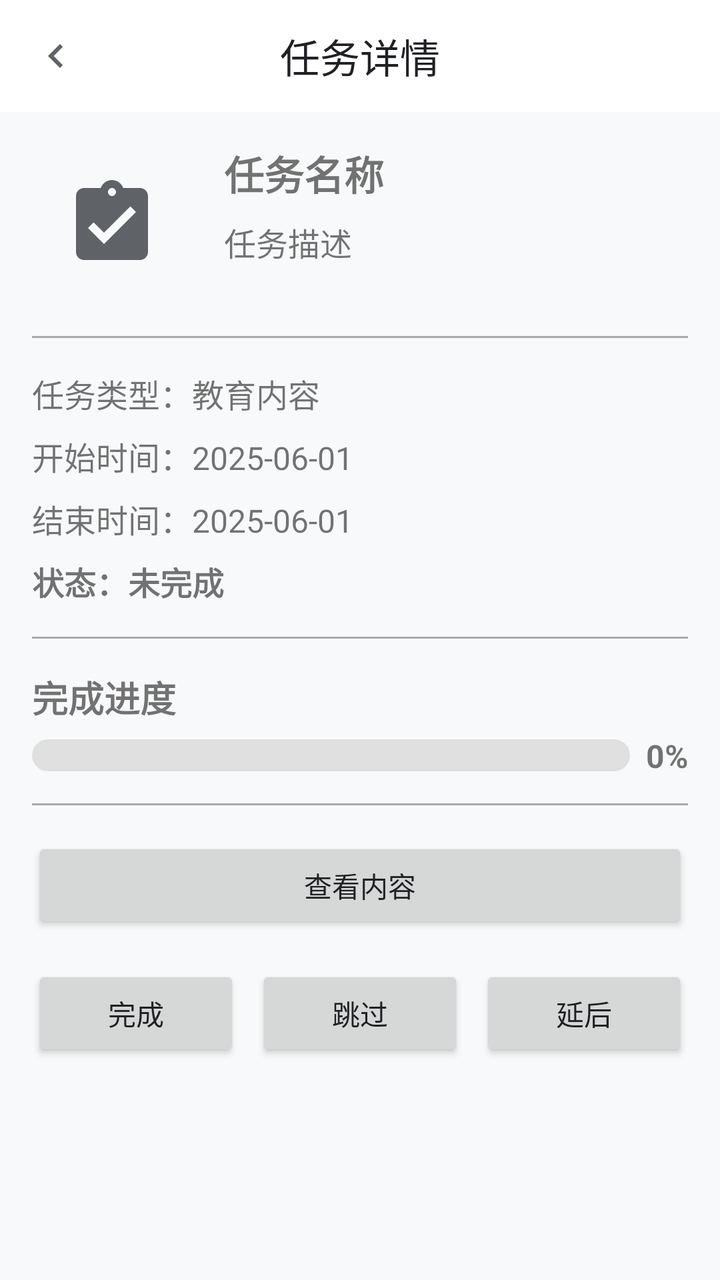
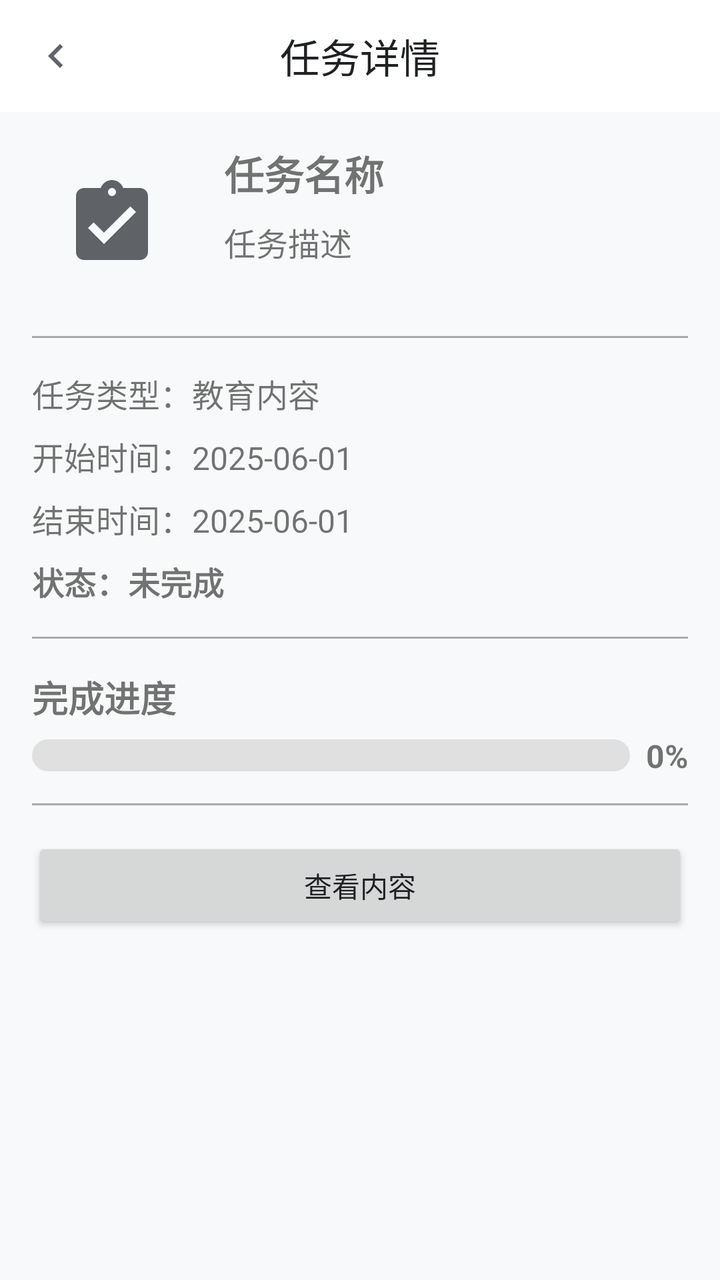

Screens rendered from an Android XML layout before and after an edit, with the pre-edit source and the edit as a unified diff.
<!-- AndroidManifest.xml: application theme Theme.MyApplication -->
<!-- res/layout/activity_task_detail.xml -->
<?xml version="1.0" encoding="utf-8"?>
<LinearLayout xmlns:android="http://schemas.android.com/apk/res/android"
    xmlns:app="http://schemas.android.com/apk/res-auto"
    android:layout_width="match_parent"
    android:layout_height="match_parent"
    android:orientation="vertical"
    android:background="@color/colorBackground">

    
    <com.google.android.material.appbar.AppBarLayout
        android:id="@+id/app_bar_layout"
        android:layout_width="match_parent"
        android:layout_height="wrap_content"
        android:background="@color/colorSurface"
        android:elevation="0dp">

        <androidx.appcompat.widget.Toolbar
            android:id="@+id/toolbar"
            android:layout_width="match_parent"
            android:layout_height="?attr/actionBarSize"
            app:navigationIcon="@drawable/ic_arrow_left">

            <TextView
                android:layout_width="wrap_content"
                android:layout_height="wrap_content"
                android:layout_gravity="center"
                android:text="任务详情"
                android:textAppearance="@style/TextAppearance.MyApplication.Headline3"
                android:textColor="@color/colorTextPrimary" />

        </androidx.appcompat.widget.Toolbar>
    </com.google.android.material.appbar.AppBarLayout>

    <ScrollView
        android:layout_width="match_parent"
        android:layout_height="match_parent">

        <androidx.constraintlayout.widget.ConstraintLayout
            android:layout_width="match_parent"
            android:layout_height="wrap_content"
            android:padding="16dp">

            <ImageView
                android:id="@+id/iv_task_icon"
                android:layout_width="80dp"
                android:layout_height="80dp"
                android:padding="16dp"
                android:src="@drawable/ic_task"
                app:layout_constraintStart_toStartOf="parent"
                app:layout_constraintTop_toTopOf="parent" />

            <TextView
                android:id="@+id/tv_task_name"
                android:layout_width="0dp"
                android:layout_height="wrap_content"
                android:layout_marginStart="16dp"
                android:text="任务名称"
                android:textSize="20sp"
                android:textStyle="bold"
                app:layout_constraintEnd_toEndOf="parent"
                app:layout_constraintStart_toEndOf="@+id/iv_task_icon"
                app:layout_constraintTop_toTopOf="@+id/iv_task_icon" />

            <TextView
                android:id="@+id/tv_task_desc"
                android:layout_width="0dp"
                android:layout_height="wrap_content"
                android:layout_marginStart="16dp"
                android:layout_marginTop="8dp"
                android:text="任务描述"
                android:textSize="16sp"
                app:layout_constraintEnd_toEndOf="parent"
                app:layout_constraintStart_toEndOf="@+id/iv_task_icon"
                app:layout_constraintTop_toBottomOf="@+id/tv_task_name" />

            <View
                android:id="@+id/divider1"
                android:layout_width="match_parent"
                android:layout_height="1dp"
                android:layout_marginTop="16dp"
                android:background="@android:color/darker_gray"
                app:layout_constraintTop_toBottomOf="@+id/iv_task_icon" />

            <TextView
                android:id="@+id/tv_task_type"
                android:layout_width="match_parent"
                android:layout_height="wrap_content"
                android:layout_marginTop="16dp"
                android:text="任务类型：教育内容"
                android:textSize="16sp"
                app:layout_constraintTop_toBottomOf="@+id/divider1" />

            <TextView
                android:id="@+id/tv_start_time"
                android:layout_width="match_parent"
                android:layout_height="wrap_content"
                android:layout_marginTop="8dp"
                android:text="开始时间：2025-06-01"
                android:textSize="16sp"
                app:layout_constraintTop_toBottomOf="@+id/tv_task_type" />

            <TextView
                android:id="@+id/tv_end_time"
                android:layout_width="match_parent"
                android:layout_height="wrap_content"
                android:layout_marginTop="8dp"
                android:text="结束时间：2025-06-01"
                android:textSize="16sp"
                app:layout_constraintTop_toBottomOf="@+id/tv_start_time" />

            <TextView
                android:id="@+id/tv_status"
                android:layout_width="match_parent"
                android:layout_height="wrap_content"
                android:layout_marginTop="8dp"
                android:text="状态：未完成"
                android:textSize="16sp"
                android:textStyle="bold"
                app:layout_constraintTop_toBottomOf="@+id/tv_end_time" />

            <View
                android:id="@+id/divider2"
                android:layout_width="match_parent"
                android:layout_height="1dp"
                android:layout_marginTop="16dp"
                android:background="@android:color/darker_gray"
                app:layout_constraintTop_toBottomOf="@+id/tv_status" />

            <TextView
                android:id="@+id/tv_progress_title"
                android:layout_width="match_parent"
                android:layout_height="wrap_content"
                android:layout_marginTop="16dp"
                android:text="完成进度"
                android:textSize="18sp"
                android:textStyle="bold"
                app:layout_constraintTop_toBottomOf="@+id/divider2" />

            <ProgressBar
                android:id="@+id/progress_bar"
                style="?android:attr/progressBarStyleHorizontal"
                android:layout_width="0dp"
                android:layout_height="wrap_content"
                android:layout_marginTop="8dp"
                android:layout_marginEnd="8dp"
                android:progress="0"
                android:progressDrawable="@drawable/progress_bar_drawable"
                app:layout_constraintEnd_toStartOf="@+id/tv_progress_percent"
                app:layout_constraintStart_toStartOf="parent"
                app:layout_constraintTop_toBottomOf="@+id/tv_progress_title" />

            <TextView
                android:id="@+id/tv_progress_percent"
                android:layout_width="wrap_content"
                android:layout_height="wrap_content"
                android:text="0%"
                android:textSize="16sp"
                android:textStyle="bold"
                app:layout_constraintBottom_toBottomOf="@+id/progress_bar"
                app:layout_constraintEnd_toEndOf="parent"
                app:layout_constraintTop_toTopOf="@+id/progress_bar" />

            <View
                android:id="@+id/divider3"
                android:layout_width="match_parent"
                android:layout_height="1dp"
                android:layout_marginTop="16dp"
                android:background="@android:color/darker_gray"
                app:layout_constraintTop_toBottomOf="@+id/progress_bar" />

            <Button
                android:id="@+id/btn_content"
                android:layout_width="match_parent"
                android:layout_height="wrap_content"
                android:layout_marginTop="16dp"
                android:text="查看内容"
                app:layout_constraintTop_toBottomOf="@+id/divider3" />

            <LinearLayout
                android:layout_width="match_parent"
                android:layout_height="wrap_content"
                android:layout_marginTop="16dp"
                android:orientation="horizontal"
                app:layout_constraintTop_toBottomOf="@+id/btn_content">

                <Button
                    android:id="@+id/btn_complete"
                    android:layout_width="0dp"
                    android:layout_height="wrap_content"
                    android:layout_marginEnd="4dp"
                    android:layout_weight="1"
                    android:text="完成" />

                <Button
                    android:id="@+id/btn_skip"
                    android:layout_width="0dp"
                    android:layout_height="wrap_content"
                    android:layout_marginStart="4dp"
                    android:layout_marginEnd="4dp"
                    android:layout_weight="1"
                    android:text="跳过" />

                <Button
                    android:id="@+id/btn_delay"
                    android:layout_width="0dp"
                    android:layout_height="wrap_content"
                    android:layout_marginStart="4dp"
                    android:layout_weight="1"
                    android:text="延后" />
            </LinearLayout>

        </androidx.constraintlayout.widget.ConstraintLayout>
    </ScrollView>
</LinearLayout>
<!-- resources referenced by this layout -->
<resources>
  <color name="colorBackground">#F8F9FA</color>
  <color name="colorSurface">#FFFFFF</color>
  <color name="colorTextPrimary">#202124</color>
  <!-- drawable ic_arrow_left (drawable) -->
  <vector xmlns:android="http://schemas.android.com/apk/res/android"
      android:width="24dp"
      android:height="24dp"
      android:viewportWidth="24.0"
      android:viewportHeight="24.0"
      android:tint="?attr/colorControlNormal">
      <path
          android:fillColor="@android:color/white"
          android:pathData="M15.41,16.59L10.83,12L15.41,7.41L14,6l-6,6l6,6z"/>
  </vector>
  <!-- drawable ic_task (drawable) -->
  <?xml version="1.0" encoding="utf-8"?>
  <vector xmlns:android="http://schemas.android.com/apk/res/android"
      android:width="24dp"
      android:height="24dp"
      android:viewportWidth="24.0"
      android:viewportHeight="24.0"
      android:tint="?attr/colorControlNormal">
      <path
          android:fillColor="@android:color/white"
          android:pathData="M19,3h-4.18C14.4,1.84 13.3,1 12,1c-1.3,0 -2.4,0.84 -2.82,2L5,3c-1.1,0 -2,0.9 -2,2v14c0,1.1 0.9,2 2,2h14c1.1,0 2,-0.9 2,-2L21,5c0,-1.1 -0.9,-2 -2,-2zM12,3c0.55,0 1,0.45 1,1s-0.45,1 -1,1 -1,-0.45 -1,-1 0.45,-1 1,-1zM10,17l-4,-4 1.41,-1.41L10,14.17l6.59,-6.59L18,9l-8,8z"/>
  </vector>
  <style name="TextAppearance.MyApplication.Headline3" parent="TextAppearance.MaterialComponents.Headline3">
          
          <item name="android:textSize">20sp</item>
          <item name="android:textColor">@color/colorTextPrimary</item>
      </style>
  <color name="colorPrimary">#1A73E8</color>
  <color name="colorPrimaryDark">#0D47A1</color>
  <color name="colorWhite">#FFFFFF</color>
  <color name="colorAccent">#00BFA5</color>
  <color name="colorAccentLight">#5DF2D6</color>
  <color name="colorBlack">#000000</color>
  <color name="colorTextSecondary">#5F6368</color>
  <style name="Widget.MyApplication.Button" parent="Widget.MaterialComponents.Button">
          <item name="android:textColor">@color/colorWhite</item>
          <item name="android:textSize">16sp</item>
          <item name="android:letterSpacing">0</item>
          <item name="android:textAllCaps">false</item>
          <item name="android:paddingStart">24dp</item>
          <item name="android:paddingEnd">24dp</item>
          <item name="android:paddingTop">12dp</item>
          <item name="android:paddingBottom">12dp</item>
          <item name="cornerRadius">8dp</item>
          <item name="elevation">2dp</item>
      </style>
  <style name="Widget.MyApplication.TextInputLayout" parent="Widget.MaterialComponents.TextInputLayout.OutlinedBox">
          <item name="boxStrokeColor">@color/colorPrimary</item>
          <item name="hintTextColor">@color/colorPrimary</item>
          <item name="boxCornerRadiusBottomEnd">8dp</item>
          <item name="boxCornerRadiusBottomStart">8dp</item>
          <item name="boxCornerRadiusTopEnd">8dp</item>
          <item name="boxCornerRadiusTopStart">8dp</item>
          <item name="errorTextColor">@color/colorError</item>
      </style>
  <style name="Widget.MyApplication.CardView" parent="Widget.MaterialComponents.CardView">
          <item name="cardBackgroundColor">@color/colorCardBackground</item>
          <item name="cardCornerRadius">12dp</item>
          <item name="cardElevation">4dp</item>
          <item name="contentPadding">16dp</item>
          <item name="android:layout_margin">8dp</item>
      </style>
  <style name="Widget.MyApplication.BottomNavigationView" parent="Widget.MaterialComponents.BottomNavigationView">
          <item name="itemIconTint">@color/bottom_nav_item_color</item>
          <item name="itemTextColor">@color/bottom_nav_item_color</item>
          <item name="itemRippleColor">@color/colorPrimaryLight</item>
          <item name="elevation">8dp</item>
          <item name="labelVisibilityMode">labeled</item>
      </style>
  <color name="colorError">#DB4437</color>
  <color name="colorCardBackground">#FFFFFF</color>
  <color name="colorPrimaryLight">#64B5F6</color>
  <!-- unchanged entries left out for length: 2 -->
</resources>

<!-- the commit's change to res/layout/activity_task_detail.xml (unified diff, before → after) -->
@@ -176,38 +176,7 @@
                 android:text="查看内容"
                 app:layout_constraintTop_toBottomOf="@+id/divider3" />
 
-            <LinearLayout
-                android:layout_width="match_parent"
-                android:layout_height="wrap_content"
-                android:layout_marginTop="16dp"
-                android:orientation="horizontal"
-                app:layout_constraintTop_toBottomOf="@+id/btn_content">
 
-                <Button
-                    android:id="@+id/btn_complete"
-                    android:layout_width="0dp"
-                    android:layout_height="wrap_content"
-                    android:layout_marginEnd="4dp"
-                    android:layout_weight="1"
-                    android:text="完成" />
-
-                <Button
-                    android:id="@+id/btn_skip"
-                    android:layout_width="0dp"
-                    android:layout_height="wrap_content"
-                    android:layout_marginStart="4dp"
-                    android:layout_marginEnd="4dp"
-                    android:layout_weight="1"
-                    android:text="跳过" />
-
-                <Button
-                    android:id="@+id/btn_delay"
-                    android:layout_width="0dp"
-                    android:layout_height="wrap_content"
-                    android:layout_marginStart="4dp"
-                    android:layout_weight="1"
-                    android:text="延后" />
-            </LinearLayout>
 
         </androidx.constraintlayout.widget.ConstraintLayout>
     </ScrollView>
